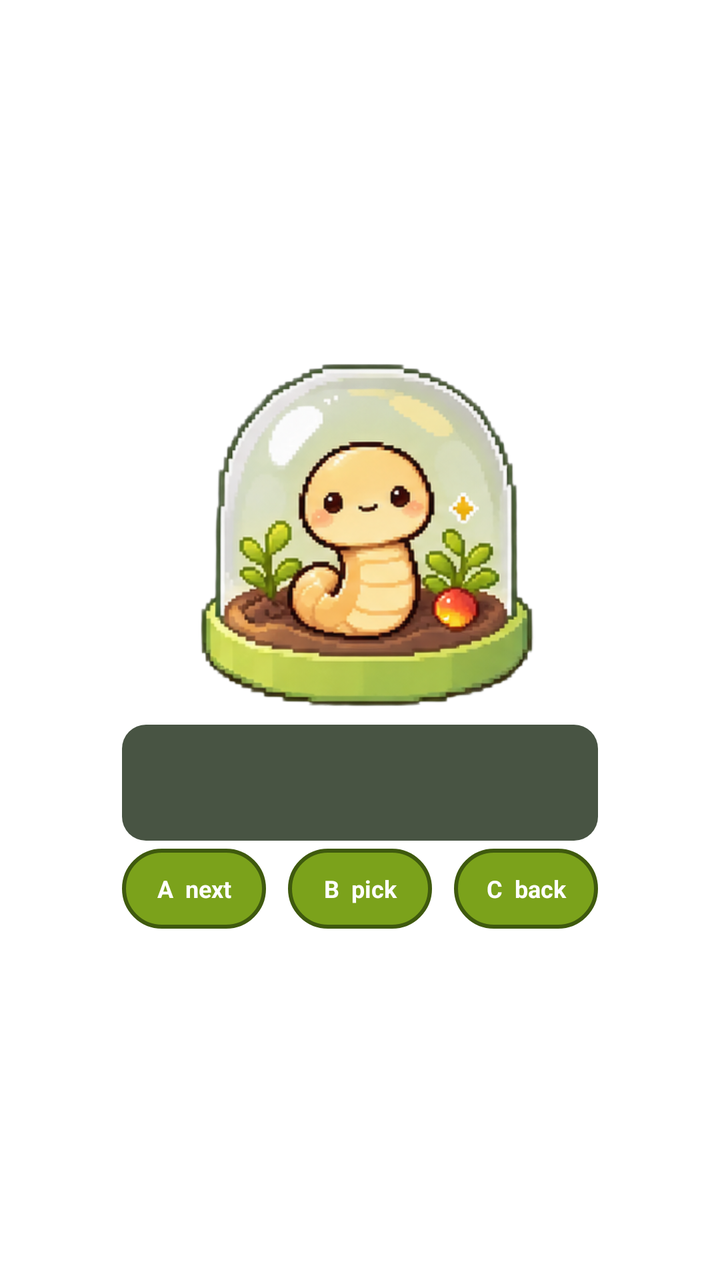
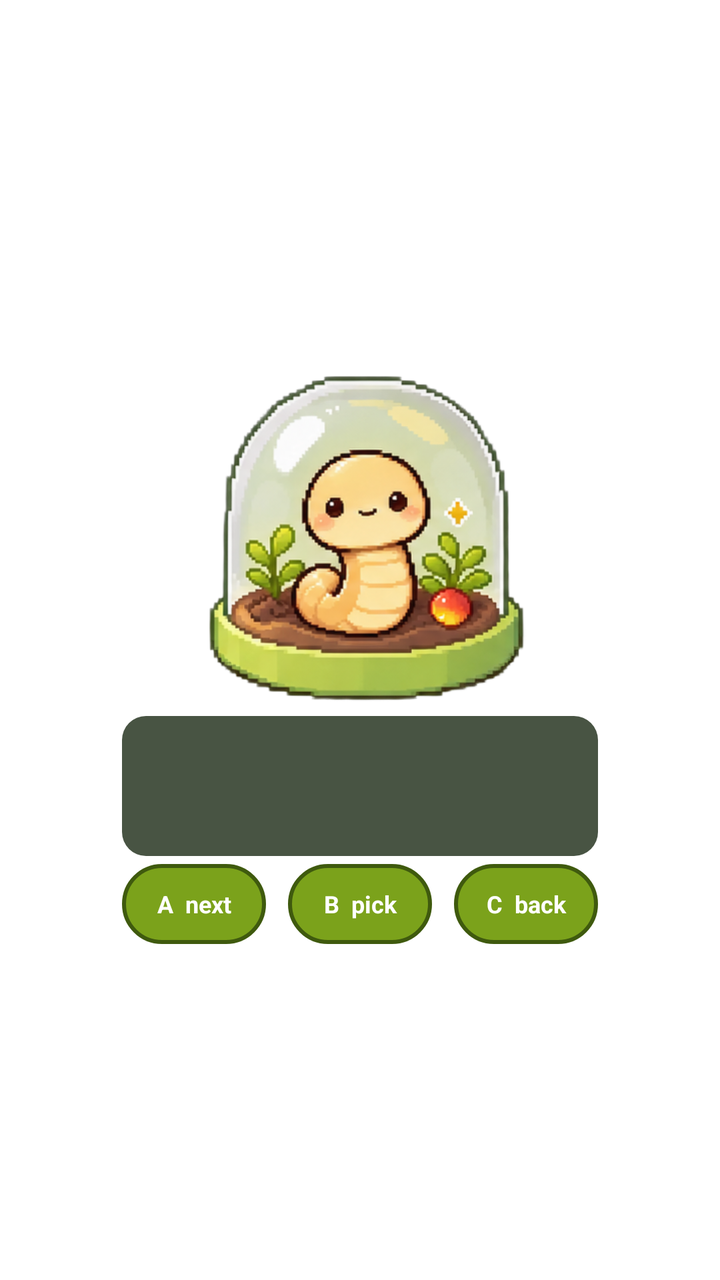

Screens rendered from an Android XML layout before and after an edit, with the pre-edit source and the edit as a unified diff.
<!-- AndroidManifest.xml: fallback theme Theme.MaterialComponents.DayNight.NoActionBar -->
<!-- res/layout/widget.xml -->
<FrameLayout xmlns:android="http://schemas.android.com/apk/res/android"
 android:layout_width="match_parent" android:layout_height="match_parent">
<FrameLayout android:layout_width="250dp" android:layout_height="297dp"
 android:layout_gravity="center">
<ViewFlipper android:id="@+id/flip" android:layout_width="190dp"
 android:layout_height="187dp" android:layout_marginStart="30dp"
 android:autoStart="true" android:flipInterval="450">
<ImageView android:id="@+id/f1" android:layout_width="match_parent"
 android:layout_height="match_parent" android:src="@drawable/w_idle"/>
<ImageView android:id="@+id/f2" android:layout_width="match_parent"
 android:layout_height="match_parent" android:src="@drawable/w_idle"/>
<ImageView android:id="@+id/f3" android:layout_width="match_parent"
 android:layout_height="match_parent" android:src="@drawable/w_idle"/>
<ImageView android:id="@+id/f4" android:layout_width="match_parent"
 android:layout_height="match_parent" android:src="@drawable/w_idle"/>
<ImageView android:id="@+id/f5" android:layout_width="match_parent"
 android:layout_height="match_parent" android:src="@drawable/w_idle"/>
<ImageView android:id="@+id/f6" android:layout_width="match_parent"
 android:layout_height="match_parent" android:src="@drawable/w_idle"/>
<ImageView android:id="@+id/f7" android:layout_width="match_parent"
 android:layout_height="match_parent" android:src="@drawable/w_idle"/>
<ImageView android:id="@+id/f8" android:layout_width="match_parent"
 android:layout_height="match_parent" android:src="@drawable/w_idle"/>
</ViewFlipper>
<TextView android:id="@+id/menu_tag" android:layout_width="120dp"
 android:layout_height="28dp" android:layout_marginStart="65dp"
 android:layout_marginTop="8dp" android:gravity="center"
 android:background="@drawable/panel_bg" android:visibility="gone"
 android:textSize="15sp" android:textStyle="bold"
 android:textColor="#FFFFFF"/>
<TextView android:id="@+id/panel" android:layout_width="238dp"
 android:layout_height="58dp" android:layout_marginStart="6dp"
 android:layout_marginTop="191dp" android:padding="7dp"
 android:background="@drawable/panel_bg" android:maxLines="3"
 android:ellipsize="end" android:textSize="11sp"
 android:textColor="#FFFFFF"/>
<TextView android:id="@+id/btn_a" android:layout_width="72dp"
 android:layout_height="40dp" android:layout_marginStart="6dp"
 android:layout_marginTop="253dp" android:gravity="center"
 android:text="A  next" android:textSize="12sp" android:textStyle="bold"
 android:textColor="#FFFFFF" android:background="@drawable/btn_worm"/>
<TextView android:id="@+id/btn_b" android:layout_width="72dp"
 android:layout_height="40dp" android:layout_marginStart="89dp"
 android:layout_marginTop="253dp" android:gravity="center"
 android:text="B  pick" android:textSize="12sp" android:textStyle="bold"
 android:textColor="#FFFFFF" android:background="@drawable/btn_worm"/>
<TextView android:id="@+id/btn_c" android:layout_width="72dp"
 android:layout_height="40dp" android:layout_marginStart="172dp"
 android:layout_marginTop="253dp" android:gravity="center"
 android:text="C  back" android:textSize="12sp" android:textStyle="bold"
 android:textColor="#FFFFFF" android:background="@drawable/btn_worm"/>
</FrameLayout>
</FrameLayout>
<!-- resources referenced by this layout -->
<resources>
  <!-- drawable btn_worm (drawable) -->
  <shape xmlns:android="http://schemas.android.com/apk/res/android">
    <solid android:color="#7BA21B"/>
    <stroke android:width="2dp" android:color="#3F5A0E"/>
    <corners android:radius="20dp"/>
  </shape>
  <!-- drawable panel_bg (drawable) -->
  <shape xmlns:android="http://schemas.android.com/apk/res/android">
    <solid android:color="#CC1B2A14"/>
    <corners android:radius="12dp"/>
  </shape>
  <!-- drawable w_idle: png bitmap (drawable-nodpi, 138146 bytes) -->
</resources>

<!-- the commit's change to res/layout/widget.xml (unified diff, before → after) -->
@@ -1,53 +1,76 @@
 <FrameLayout xmlns:android="http://schemas.android.com/apk/res/android"
- android:layout_width="match_parent" android:layout_height="match_parent">
-<FrameLayout android:layout_width="250dp" android:layout_height="297dp"
- android:layout_gravity="center">
-<ViewFlipper android:id="@+id/flip" android:layout_width="190dp"
- android:layout_height="187dp" android:layout_marginStart="30dp"
- android:autoStart="true" android:flipInterval="450">
+    android:layout_width="match_parent" android:layout_height="match_parent">
+<FrameLayout android:layout_width="250dp" android:layout_height="312dp"
+    android:layout_gravity="center">
+<ViewFlipper android:id="@+id/flip" android:layout_width="180dp"
+    android:layout_height="177dp" android:layout_marginStart="35dp"
+    android:layout_marginTop="14dp" android:autoStart="true"
+    android:flipInterval="400">
 <ImageView android:id="@+id/f1" android:layout_width="match_parent"
- android:layout_height="match_parent" android:src="@drawable/w_idle"/>
+    android:layout_height="match_parent" android:src="@drawable/w_idle"/>
 <ImageView android:id="@+id/f2" android:layout_width="match_parent"
- android:layout_height="match_parent" android:src="@drawable/w_idle"/>
+    android:layout_height="match_parent" android:src="@drawable/w_idle"/>
 <ImageView android:id="@+id/f3" android:layout_width="match_parent"
- android:layout_height="match_parent" android:src="@drawable/w_idle"/>
+    android:layout_height="match_parent" android:src="@drawable/w_idle"/>
 <ImageView android:id="@+id/f4" android:layout_width="match_parent"
- android:layout_height="match_parent" android:src="@drawable/w_idle"/>
+    android:layout_height="match_parent" android:src="@drawable/w_idle"/>
 <ImageView android:id="@+id/f5" android:layout_width="match_parent"
- android:layout_height="match_parent" android:src="@drawable/w_idle"/>
+    android:layout_height="match_parent" android:src="@drawable/w_idle"/>
 <ImageView android:id="@+id/f6" android:layout_width="match_parent"
- android:layout_height="match_parent" android:src="@drawable/w_idle"/>
+    android:layout_height="match_parent" android:src="@drawable/w_idle"/>
 <ImageView android:id="@+id/f7" android:layout_width="match_parent"
- android:layout_height="match_parent" android:src="@drawable/w_idle"/>
+    android:layout_height="match_parent" android:src="@drawable/w_idle"/>
 <ImageView android:id="@+id/f8" android:layout_width="match_parent"
- android:layout_height="match_parent" android:src="@drawable/w_idle"/>
+    android:layout_height="match_parent" android:src="@drawable/w_idle"/>
 </ViewFlipper>
 <TextView android:id="@+id/menu_tag" android:layout_width="120dp"
- android:layout_height="28dp" android:layout_marginStart="65dp"
- android:layout_marginTop="8dp" android:gravity="center"
- android:background="@drawable/panel_bg" android:visibility="gone"
- android:textSize="15sp" android:textStyle="bold"
- android:textColor="#FFFFFF"/>
-<TextView android:id="@+id/panel" android:layout_width="238dp"
- android:layout_height="58dp" android:layout_marginStart="6dp"
- android:layout_marginTop="191dp" android:padding="7dp"
- android:background="@drawable/panel_bg" android:maxLines="3"
- android:ellipsize="end" android:textSize="11sp"
- android:textColor="#FFFFFF"/>
+    android:layout_height="24dp" android:layout_marginStart="65dp"
+    android:layout_marginTop="0dp" android:gravity="center"
+    android:background="@drawable/panel_bg" android:visibility="gone"
+    android:textSize="14sp" android:textStyle="bold"
+    android:textColor="#FFFFFF"/>
+<FrameLayout android:layout_width="238dp" android:layout_height="70dp"
+    android:layout_marginStart="6dp" android:layout_marginTop="194dp"
+    android:background="@drawable/panel_bg">
+<LinearLayout android:layout_width="match_parent"
+    android:layout_height="32dp" android:layout_marginTop="5dp"
+    android:orientation="horizontal">
+<TextView android:id="@+id/stat_h" android:layout_width="0dp"
+    android:layout_height="match_parent" android:layout_weight="1"
+    android:gravity="center" android:textSize="11sp"
+    android:textColor="#FFFFFF"/>
+<TextView android:id="@+id/stat_j" android:layout_width="0dp"
+    android:layout_height="match_parent" android:layout_weight="1"
+    android:gravity="center" android:textSize="11sp"
+    android:textColor="#FFFFFF"/>
+<TextView android:id="@+id/stat_s" android:layout_width="0dp"
+    android:layout_height="match_parent" android:layout_weight="1"
+    android:gravity="center" android:textSize="11sp"
+    android:textColor="#FFFFFF"/>
+</LinearLayout>
+<TextView android:id="@+id/info" android:layout_width="match_parent"
+    android:layout_height="15dp" android:layout_marginTop="37dp"
+    android:gravity="center" android:textSize="11sp"
+    android:textColor="#FFFFFF"/>
+<TextView android:id="@+id/note" android:layout_width="match_parent"
+    android:layout_height="15dp" android:layout_marginTop="52dp"
+    android:gravity="center" android:textSize="11sp"
+    android:textStyle="bold" android:textColor="#FFE08A"/>
+</FrameLayout>
 <TextView android:id="@+id/btn_a" android:layout_width="72dp"
- android:layout_height="40dp" android:layout_marginStart="6dp"
- android:layout_marginTop="253dp" android:gravity="center"
- android:text="A  next" android:textSize="12sp" android:textStyle="bold"
- android:textColor="#FFFFFF" android:background="@drawable/btn_worm"/>
+    android:layout_height="40dp" android:layout_marginStart="6dp"
+    android:layout_marginTop="268dp" android:gravity="center"
+    android:text="A  next" android:textSize="12sp" android:textStyle="bold"
+    android:textColor="#FFFFFF" android:background="@drawable/btn_worm"/>
 <TextView android:id="@+id/btn_b" android:layout_width="72dp"
- android:layout_height="40dp" android:layout_marginStart="89dp"
- android:layout_marginTop="253dp" android:gravity="center"
- android:text="B  pick" android:textSize="12sp" android:textStyle="bold"
- android:textColor="#FFFFFF" android:background="@drawable/btn_worm"/>
+    android:layout_height="40dp" android:layout_marginStart="89dp"
+    android:layout_marginTop="268dp" android:gravity="center"
+    android:text="B  pick" android:textSize="12sp" android:textStyle="bold"
+    android:textColor="#FFFFFF" android:background="@drawable/btn_worm"/>
 <TextView android:id="@+id/btn_c" android:layout_width="72dp"
- android:layout_height="40dp" android:layout_marginStart="172dp"
- android:layout_marginTop="253dp" android:gravity="center"
- android:text="C  back" android:textSize="12sp" android:textStyle="bold"
- android:textColor="#FFFFFF" android:background="@drawable/btn_worm"/>
+    android:layout_height="40dp" android:layout_marginStart="172dp"
+    android:layout_marginTop="268dp" android:gravity="center"
+    android:text="C  back" android:textSize="12sp" android:textStyle="bold"
+    android:textColor="#FFFFFF" android:background="@drawable/btn_worm"/>
 </FrameLayout>
 </FrameLayout>
